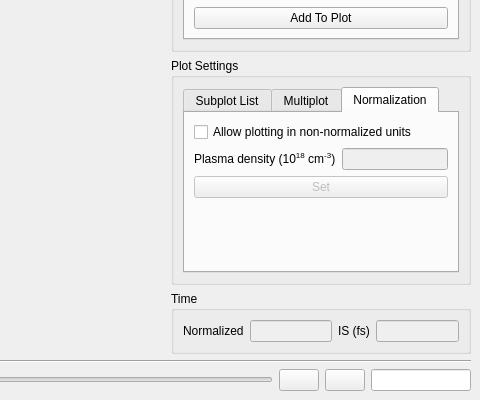
AngelFP/VisualPIC, file VisualPIC/Views/DataVisualizerGUI.ui: the form before one commit; both pictures show x 673 to 1153 and y 346 to 746 of the 1153 by 746 pixel window.
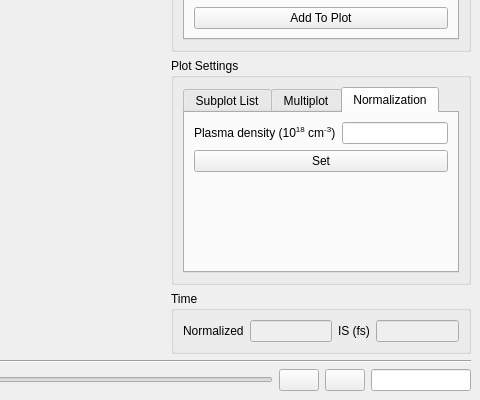
The form after the commit. The open tabs and pages were chosen to show the change. Icons and pictures are not drawn.

Commit message: Unit converter is now created when pressin LoadData. Suppresed checkbox from normalization tab in mainWindow.

What changed in the file:
```diff
--- a/VisualPIC/Views/DataVisualizerGUI.ui
+++ b/VisualPIC/Views/DataVisualizerGUI.ui
@@ -667,13 +667,6 @@
                   <string>Normalization</string>
                  </attribute>
                  <layout class="QVBoxLayout" name="verticalLayout">
-                  <item>
-                   <widget class="QCheckBox" name="normalizedUnits_checkBox">
-                    <property name="text">
-                     <string>Allow plotting in non-normalized units</string>
-                    </property>
-                   </widget>
-                  </item>
                   <item>
                    <layout class="QHBoxLayout" name="horizontalLayout_6">
                     <item>
@@ -686,7 +679,7 @@
                     <item>
                      <widget class="QLineEdit" name="plasmaDensity_lineEdit">
                       <property name="enabled">
-                       <bool>false</bool>
+                       <bool>true</bool>
                       </property>
                      </widget>
                     </item>
@@ -695,7 +688,7 @@
                   <item>
                    <widget class="QPushButton" name="setNormalization_Button">
                     <property name="enabled">
-                     <bool>false</bool>
+                     <bool>true</bool>
                     </property>
                     <property name="text">
                      <string>Set</string>
```
The commit also changes 3 other files.
